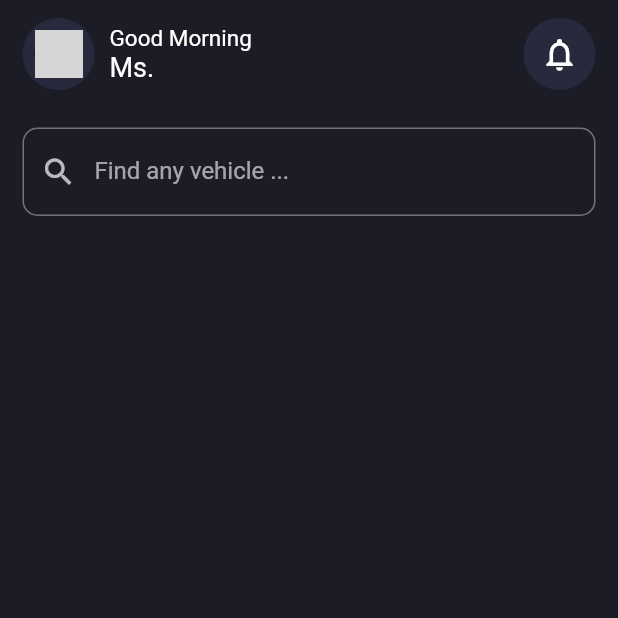
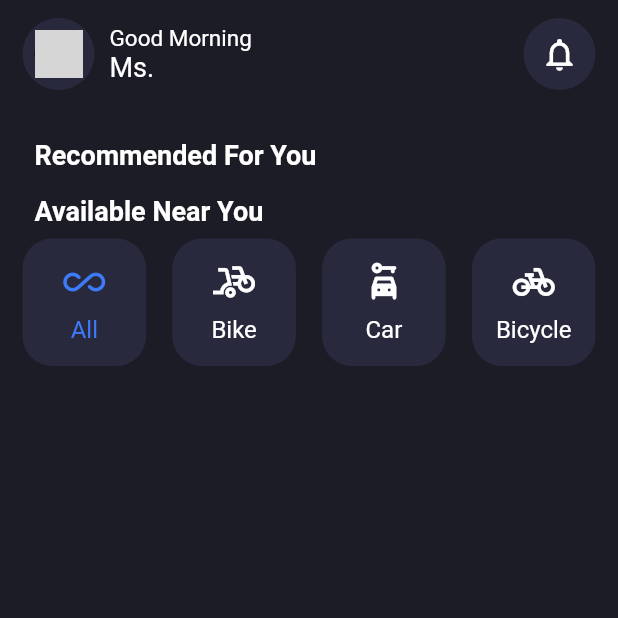
Before and after one commit to edr3x/vehicle_rental_application, a Flutter app: the HomePage screen opened directly, on a phone screen of 412 x 824 dp, the top half of it. Run offline on Flutter 3.47's test engine with Material 2 defaults, Android fonts, the phone set to English and light mode, and no system bars; our stand-ins replace equatable, flutter_bloc, shared_preferences; accounts and stored records are empty; network calls fail; grey boxes are pictures that could not be loaded.

Commit message:
feat: category select

```diff
--- /dev/null
+++ b/lib/views/pages/home/current_page_cubit/current_page_cubit.dart
@@ -0,0 +1,12 @@
+import 'package:flutter_bloc/flutter_bloc.dart';
+import 'package:equatable/equatable.dart';
+
+part 'current_page_state.dart';
+
+class CurrentPageCubit extends Cubit<CurrentPageState> {
+  CurrentPageCubit() : super(CurrentPageState.initial());
+
+  void setCurrentPageIndex(int index) {
+    emit(state.copyWith(currentPageIndex: index));
+  }
+}
--- /dev/null
+++ b/lib/views/pages/home/current_page_cubit/current_page_state.dart
@@ -0,0 +1,27 @@
+part of 'current_page_cubit.dart';
+
+class CurrentPageState extends Equatable {
+  final int currentPageIndex;
+
+  const CurrentPageState({
+    required this.currentPageIndex,
+  });
+
+  factory CurrentPageState.initial() => const CurrentPageState(
+        currentPageIndex: 0,
+      );
+
+  @override
+  List<Object> get props => [currentPageIndex];
+
+  @override
+  bool get stringify => true;
+
+  CurrentPageState copyWith({
+    int? currentPageIndex,
+  }) {
+    return CurrentPageState(
+      currentPageIndex: currentPageIndex ?? this.currentPageIndex,
+    );
+  }
+}
--- a/lib/views/pages/home/home_page.dart
+++ b/lib/views/pages/home/home_page.dart
@@ -1,33 +1,17 @@
 import 'package:flutter/material.dart';
+import 'package:flutter_bloc/flutter_bloc.dart';
+import 'package:rental_system_app/constants/global_variables.dart';
+import 'package:rental_system_app/views/pages/home/current_page_cubit/current_page_cubit.dart';
+import 'package:rental_system_app/views/pages/home/widgets/category_select.dart';
 import 'package:rental_system_app/views/pages/home/widgets/custom_home_bar.dart';
-import 'package:rental_system_app/views/pages/search/search_result_page.dart';
+import 'package:rental_system_app/views/pages/home/widgets/second_title.dart';
 
 class HomePage extends StatelessWidget {
   static const String routeName = '/home-page';
   const HomePage({super.key});
 
-  String greeting() {
-    DateTime now = DateTime.now();
-
-    if (now.hour >= 0 && now.hour < 12) return "Good Morning";
-
-    if (now.hour >= 12 && now.hour < 17) return "Good Afternoon";
-
-    if (now.hour >= 17 && now.hour < 21) return "Good Evening";
-
-    return "Good Night";
-  }
-
   @override
   Widget build(BuildContext context) {
-    void onSubmit(String value) {
-      Navigator.pushNamed(
-        context,
-        SearchResultPage.routeName,
-        arguments: value,
-      );
-    }
-
     return WillPopScope(
       onWillPop: () async => false,
       child: Scaffold(
@@ -39,18 +23,9 @@ class HomePage extends StatelessWidget {
                 mainAxisAlignment: MainAxisAlignment.start,
                 children: [
                   const CustomHomeBar(),
-                  TextField(
-                    decoration: const InputDecoration(
-                      border: OutlineInputBorder(
-                        borderRadius: BorderRadius.all(
-                          Radius.circular(10.0),
-                        ),
-                      ),
-                      labelText: "Find any vehicle ...",
-                      prefixIcon: Icon(Icons.search),
-                    ),
-                    onSubmitted: onSubmit,
-                  ),
+                  const SecondHomeTitle(title: "Recommended For You"),
+                  const SecondHomeTitle(title: "Available Near You"),
+                  const SelectCategoryRow(),
                 ],
               ),
             ),
@@ -60,3 +35,52 @@ class HomePage extends StatelessWidget {
     );
   }
 }
+
+class SelectCategoryRow extends StatelessWidget {
+  const SelectCategoryRow({super.key});
+
+  @override
+  Widget build(BuildContext context) {
+    var pageCubit = context.read<CurrentPageCubit>();
+    return BlocConsumer<CurrentPageCubit, CurrentPageState>(
+      listener: (context, state) {},
+      builder: (context, state) => Row(
+        mainAxisAlignment: MainAxisAlignment.spaceBetween,
+        children: [
+          CategorySelect(
+            icon: Icons.all_inclusive_rounded,
+            label: "All",
+            iconColor: state.currentPageIndex == 0 ? GlobalVariables.primaryColor : Colors.white,
+            onTap: () {
+              pageCubit.setCurrentPageIndex(0);
+            },
+          ),
+          CategorySelect(
+            icon: Icons.bike_scooter,
+            label: "Bike",
+            iconColor: state.currentPageIndex == 1 ? GlobalVariables.primaryColor : Colors.white,
+            onTap: () {
+              pageCubit.setCurrentPageIndex(1);
+            },
+          ),
+          CategorySelect(
+            icon: Icons.car_rental_rounded,
+            label: "Car",
+            iconColor: state.currentPageIndex == 2 ? GlobalVariables.primaryColor : Colors.white,
+            onTap: () {
+              pageCubit.setCurrentPageIndex(2);
+            },
+          ),
+          CategorySelect(
+            icon: Icons.pedal_bike,
+            label: "Bicycle",
+            iconColor: state.currentPageIndex == 3 ? GlobalVariables.primaryColor : Colors.white,
+            onTap: () {
+              pageCubit.setCurrentPageIndex(3);
+            },
+          ),
+        ],
+      ),
+    );
+  }
+}
--- /dev/null
+++ b/lib/views/pages/home/widgets/category_select.dart
@@ -0,0 +1,51 @@
+import 'package:flutter/material.dart';
+import 'package:rental_system_app/constants/global_variables.dart';
+
+class CategorySelect extends StatelessWidget {
+  final IconData icon;
+  final String label;
+  final Color iconColor;
+  final VoidCallback? onTap;
+
+  const CategorySelect({
+    Key? key,
+    required this.icon,
+    required this.label,
+    required this.iconColor,
+    this.onTap,
+  }) : super(key: key);
+
+  @override
+  Widget build(BuildContext context) {
+    return GestureDetector(
+      onTap: onTap,
+      child: Container(
+        width: MediaQuery.of(context).size.width * 0.2,
+        decoration: BoxDecoration(
+          color: GlobalVariables.cardBackgroundColor,
+          borderRadius: BorderRadius.circular(20),
+        ),
+        padding: const EdgeInsets.all(15),
+        child: Column(
+          children: [
+            Icon(
+              icon,
+              size: 28,
+              color: iconColor,
+            ),
+            const SizedBox(
+              height: 8,
+            ),
+            Text(
+              label,
+              style: TextStyle(
+                color: iconColor,
+                fontSize: 16,
+              ),
+            )
+          ],
+        ),
+      ),
+    );
+  }
+}
--- /dev/null
+++ b/lib/views/pages/home/widgets/second_title.dart
@@ -0,0 +1,28 @@
+import 'package:flutter/material.dart';
+
+class SecondHomeTitle extends StatelessWidget {
+  final String title;
+  const SecondHomeTitle({
+    required this.title,
+    super.key,
+  });
+
+  @override
+  Widget build(BuildContext context) {
+    return Padding(
+      padding: const EdgeInsets.all(8.0),
+      child: Row(
+        mainAxisAlignment: MainAxisAlignment.start,
+        children: [
+          Text(
+            title,
+            style: const TextStyle(
+              fontSize: 18,
+              fontWeight: FontWeight.bold,
+            ),
+          ),
+        ],
+      ),
+    );
+  }
+}
```
